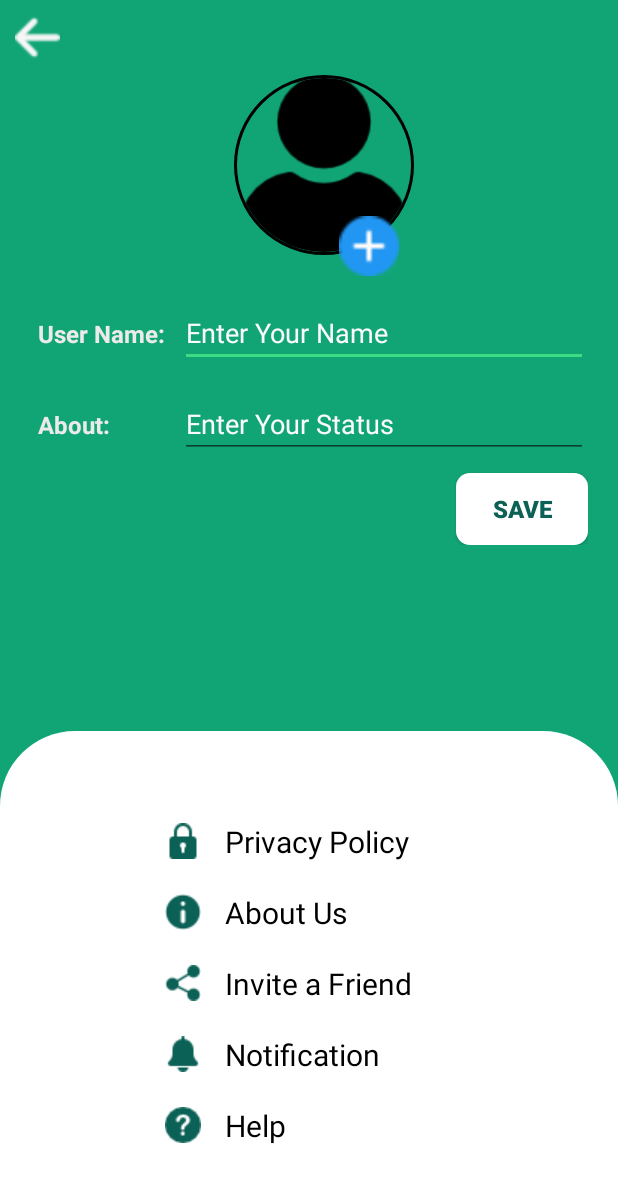
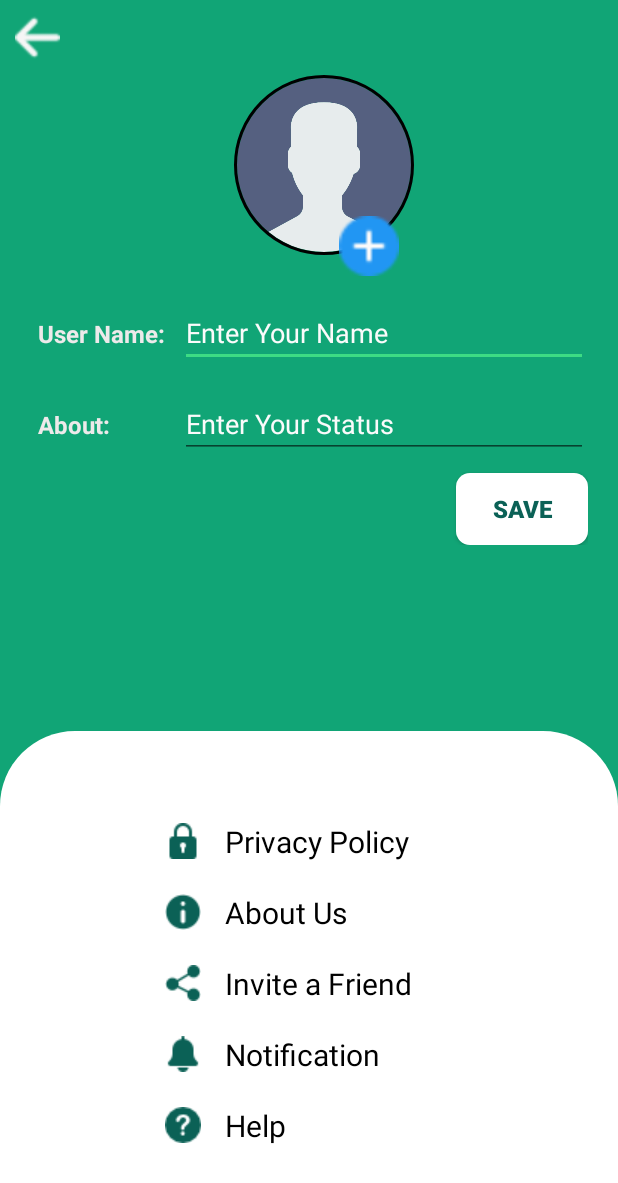
Before and after one commit to jetandra/-Online-Chat-Application, an Android app: the screen it shows after launch once a user with an empty profile is signed in (SettingsActivity), in the options menu, after a tap on "Setting", on a phone screen of 412 x 824 dp. Shown: the top 1183 px of the screen. Run offline under Robolectric (Android 15) with nearby library versions, the light colour scheme and no system bars; our stand-ins replace CircleImageView, Firebase (no records; nobody signed in at launch, a user with empty details on screens opened directly), Picasso; 3 statements that could not run were skipped.

Commit message:
Online-Chat-Application

```diff
--- a/app/src/main/java/com/example/whatsapp/Adapters/userAdapter.java
+++ b/app/src/main/java/com/example/whatsapp/Adapters/userAdapter.java
@@ -45,7 +45,7 @@ public class userAdapter extends RecyclerView.Adapter<userAdapter.viewHolder> {
     @Override
     public void onBindViewHolder(@NonNull viewHolder holder, int position) {
         Users users = list.get(position);
-        Picasso.get().load(users.getProfilepic()).placeholder(R.drawable.avatar).into(holder.image);
+        Picasso.get().load(users.getProfilepic()).placeholder(R.drawable.avatarphoto).into(holder.image);
         holder.userName.setText(users.getUserName());
 
         FirebaseDatabase.getInstance().getReference().child("chats")
--- a/app/src/main/java/com/example/whatsapp/ChatDetailActivity.java
+++ b/app/src/main/java/com/example/whatsapp/ChatDetailActivity.java
@@ -46,13 +46,14 @@ public class ChatDetailActivity extends AppCompatActivity {
         String profilePic = getIntent().getStringExtra("profilePic");
 
         binding.userName.setText(userName);
-        Picasso.get().load(profilePic).placeholder(R.drawable.avatar).into(binding.profileImage);
+        Picasso.get().load(profilePic).placeholder(R.drawable.avatarphoto).into(binding.profileImage);
 
         binding.backArrow.setOnClickListener(new View.OnClickListener() {
             @Override
             public void onClick(View view) {
                 Intent intent = new Intent(ChatDetailActivity.this,MainActivity.class);
                 startActivity(intent);
+                finish();
             }
         });
 
--- a/app/src/main/java/com/example/whatsapp/MainActivity.java
+++ b/app/src/main/java/com/example/whatsapp/MainActivity.java
@@ -52,8 +52,9 @@ public class MainActivity extends AppCompatActivity {
                 break;
 
             case R.id.groupChat:
-                Intent intentt = new Intent(MainActivity.this,GroupChatActivity.class);
-                startActivity(intentt);
+                Intent t = new Intent(MainActivity.this,GroupChatActivity.class);
+                startActivity(t);
+                finish();
                 break;
         }
         return super.onOptionsItemSelected(item);
--- a/app/src/main/java/com/example/whatsapp/SettingsActivity.java
+++ b/app/src/main/java/com/example/whatsapp/SettingsActivity.java
@@ -51,6 +51,7 @@ public class SettingsActivity extends AppCompatActivity {
             public void onClick(View view) {
                 Intent intent = new Intent(SettingsActivity.this,MainActivity.class);
                 startActivity(intent);
+                finish();
             }
         });
         binding.saveButton.setOnClickListener(new View.OnClickListener() {
@@ -78,7 +79,7 @@ public class SettingsActivity extends AppCompatActivity {
                         Users users = snapshot.getValue(Users.class);
                         Picasso.get()
                                .load(users.getProfilepic())
-                                .placeholder(R.drawable.avatar)
+                                .placeholder(R.drawable.avatarphoto)
                                 .into(binding.profileImage);
 
                         binding.etstatus.setText(users.getStatus());
--- /dev/null
+++ b/app/src/main/java/com/example/whatsapp/SplashScreen.java
@@ -0,0 +1,27 @@
+package com.example.whatsapp;
+
+import androidx.appcompat.app.AppCompatActivity;
+
+import android.content.Intent;
+import android.os.Bundle;
+import android.os.Handler;
+
+public class SplashScreen extends AppCompatActivity {
+
+    @Override
+    protected void onCreate(Bundle savedInstanceState) {
+        super.onCreate(savedInstanceState);
+        setContentView(R.layout.activity_splash_screen);
+
+        getSupportActionBar().hide();
+
+       new Handler().postDelayed(new Runnable() {
+           @Override
+           public void run() {
+             startActivity(new Intent(SplashScreen.this,SignInActivity.class));
+             finish();
+           }
+       },2000);
+
+    }
+}
--- a/app/src/main/res/layout/activity_group_chat.xml
+++ b/app/src/main/res/layout/activity_group_chat.xml
@@ -76,7 +76,7 @@
                 android:layout_margin="5dp"
                 android:layout_marginStart="5dp"
                 android:padding="5dp"
-                android:src="@drawable/avatar"
+                android:src="@drawable/avatarphoto"
                 app:civ_border_color="#FF000000"
                 app:civ_border_width="2dp"
                 app:layout_constraintBottom_toBottomOf="parent"
--- a/app/src/main/res/layout/activity_settings.xml
+++ b/app/src/main/res/layout/activity_settings.xml
@@ -34,7 +34,7 @@
             android:layout_marginTop="10dp"
             app:civ_border_color="#FF000000"
             app:civ_border_width="2dp"
-            app:srcCompat="@drawable/user" />
+            app:srcCompat="@drawable/avatarphoto" />
 
         <ImageView
             android:id="@+id/plus"
--- a/app/src/main/res/layout/sampleshowuser.xml
+++ b/app/src/main/res/layout/sampleshowuser.xml
@@ -10,8 +10,8 @@
         android:layout_height="96dp"
         android:layout_margin="5dp"
         android:padding="5dp"
-        android:src="@drawable/avatar"
-        app:civ_border_color="#FF000000"
+        android:src="@drawable/avatarphoto"
+        app:civ_border_color="#121212"
         app:civ_border_width="2dp" />
 
     <LinearLayout
```
Also changed, not shown: app/src/main/AndroidManifest.xml (+11 -5 lines), app/src/main/java/com/example/whatsapp/GroupChatActivity.java (+14 -0 lines), app/src/main/res/layout/activity_splash_screen.xml (added, +36 -0 lines), app/src/main/res/drawable/avatarphoto.png (added), app/src/main/res/drawable/whatsappsplashbg.jpg (added), app/src/main/res/drawable/wpspbg.jpg (added), 1 other file.
